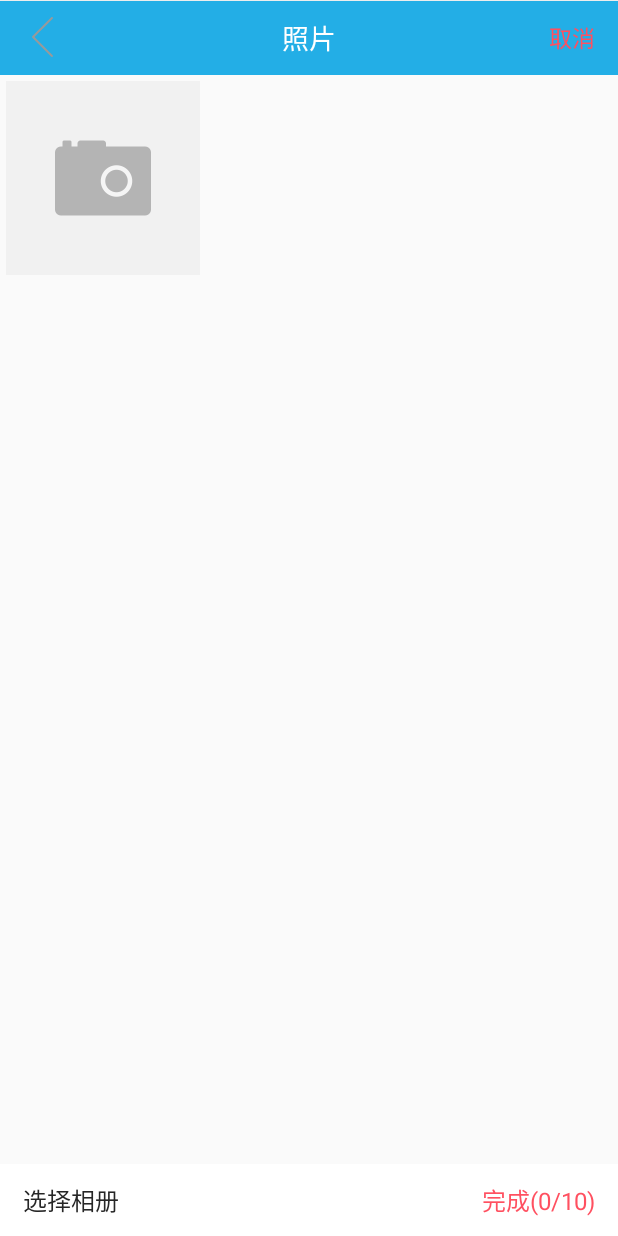
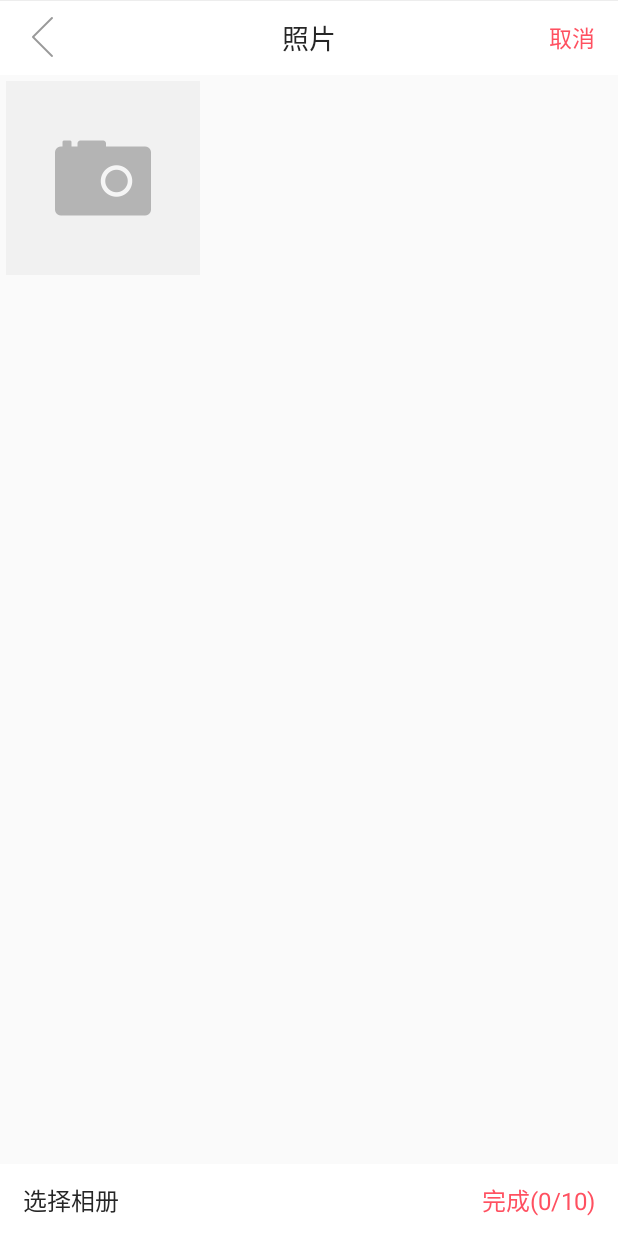
Before and after one commit to allenwithcj/ZXMS, an Android app: the BasePhotoPickupActivity screen opened directly, with no data from a screen before it, on a phone screen of 412 x 824 dp. Run offline under Robolectric (Android 15) with nearby library versions, the phone set to English and light mode, and no system bars; our stand-ins replace CircleImageView.

```diff
--- a/app/src/main/res/layout/activity_base_photo_pickup_layout.xml
+++ b/app/src/main/res/layout/activity_base_photo_pickup_layout.xml
@@ -10,7 +10,7 @@
         android:id="@+id/top_bar"
         android:layout_width="match_parent"
         android:layout_height="50dp"
-        android:background="@color/blue"
+        android:background="@color/white"
         android:layout_alignParentTop="true">
 
         <ImageView
@@ -32,7 +32,7 @@
             android:maxWidth="200dp"
             android:singleLine="true"
             android:text="照片"
-            android:textColor="@color/white"
+            android:textColor="@color/T_26"
             android:textSize="18sp" />
 
         <TextView
```
